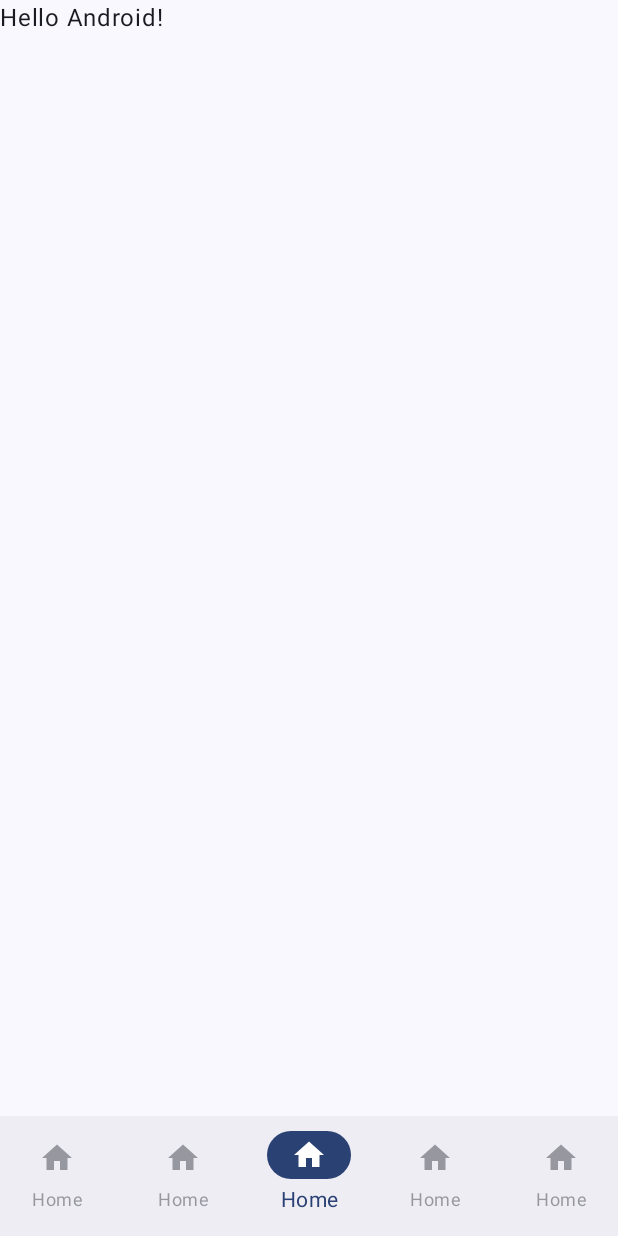
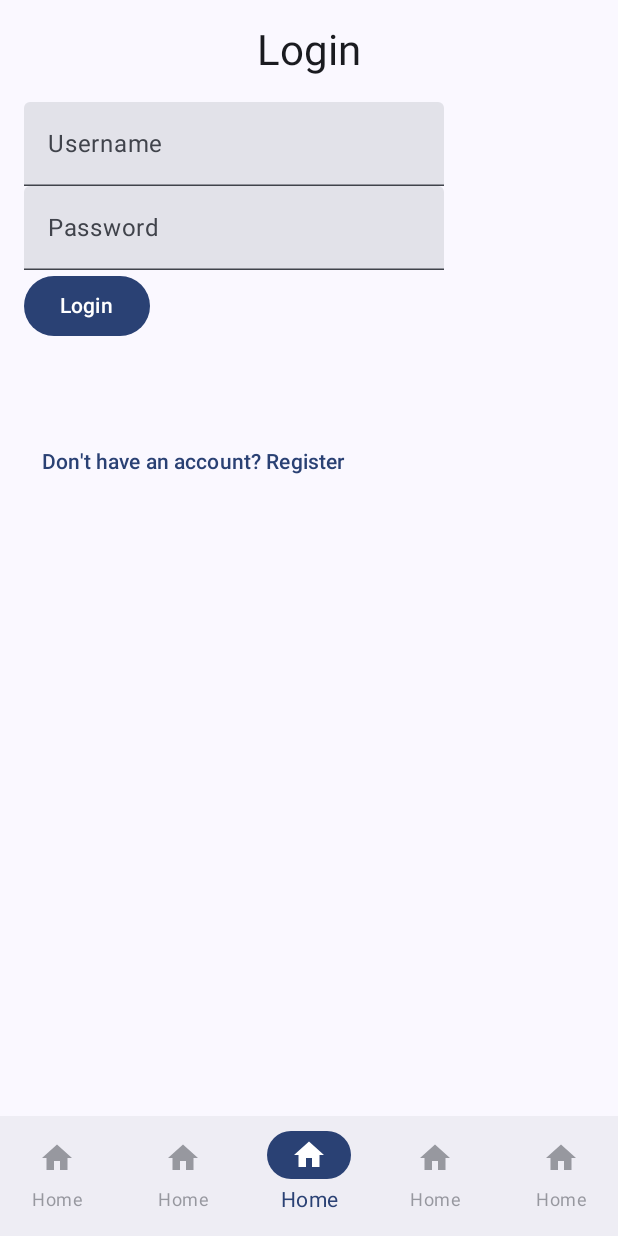
Before and after one commit to ST10019838/Team-Quaternary_OPSC7312, an Android app built with Jetpack Compose: the screen it shows after launch (MainActivity), on a phone screen of 412 x 824 dp. Run offline under Robolectric (Android 15) with nearby library versions, the phone set to English and light mode, and no system bars; our stand-ins replace Voyager; libraries missing offline, so code that uses them is left out: io.ktor.serialization; 1 statement that could not run was skipped.

Commit message:
v0.05
DB handlers set, Login and Register Services set

App unable to obtain API key due to 401 Unauthorized response.

```diff
--- a/bot-lobby-application/app/src/main/AndroidManifest.xml
+++ b/bot-lobby-application/app/src/main/AndroidManifest.xml
@@ -1,7 +1,7 @@
 <?xml version="1.0" encoding="utf-8"?>
 <manifest xmlns:android="http://schemas.android.com/apk/res/android"
     xmlns:tools="http://schemas.android.com/tools">
-
+    <uses-permission android:name="android.permission.INTERNET" />
     <application
         android:allowBackup="true"
         android:dataExtractionRules="@xml/data_extraction_rules"
--- /dev/null
+++ b/bot-lobby-application/app/src/main/java/com/example/bot_lobby/ApiClient.kt
@@ -0,0 +1,15 @@
+package com.example.bot_lobby
+
+import io.ktor.client.*
+import io.ktor.client.engine.cio.*
+import io.ktor.client.plugins.contentnegotiation.*
+import io.ktor.serialization.gson.*
+
+// Object to configure and provide a singleton HttpClient instance
+object ApiClient {
+    val client = HttpClient(CIO) {
+        install(ContentNegotiation) {
+            gson() // Use Gson for JSON serialization/deserialization
+        }
+    }
+}
--- a/bot-lobby-application/app/src/main/java/com/example/bot_lobby/MainActivity.kt
+++ b/bot-lobby-application/app/src/main/java/com/example/bot_lobby/MainActivity.kt
@@ -1,26 +1,21 @@
 package com.example.bot_lobby
 
 import android.os.Bundle
-import android.provider.ContactsContract.Profile
 import androidx.activity.ComponentActivity
 import androidx.activity.compose.setContent
 import androidx.activity.enableEdgeToEdge
-import androidx.compose.foundation.layout.RowScope
-import androidx.compose.foundation.layout.fillMaxSize
-import androidx.compose.foundation.layout.padding
-import androidx.compose.material3.Icon
-import androidx.compose.material3.MaterialTheme
-import androidx.compose.material3.NavigationBar
-import androidx.compose.material3.NavigationBarItem
-import androidx.compose.material3.NavigationBarItemDefaults
-import androidx.compose.material3.Scaffold
-import androidx.compose.material3.Text
-import androidx.compose.runtime.Composable
+import androidx.compose.foundation.layout.*
+import androidx.compose.foundation.text.KeyboardOptions
+import androidx.compose.material3.*
+import androidx.compose.runtime.*
 import androidx.compose.ui.Modifier
 import androidx.compose.ui.draw.alpha
+import androidx.compose.ui.text.input.KeyboardType
+import androidx.compose.ui.text.input.PasswordVisualTransformation
 import androidx.compose.ui.text.style.TextAlign
 import androidx.compose.ui.text.style.TextOverflow
 import androidx.compose.ui.tooling.preview.Preview
+import androidx.compose.ui.unit.dp
 import cafe.adriel.voyager.navigator.tab.LocalTabNavigator
 import cafe.adriel.voyager.navigator.tab.Tab
 import cafe.adriel.voyager.navigator.tab.TabNavigator
@@ -30,26 +25,25 @@ import com.example.bot_lobby.ui.pages.ProfileTab
 import com.example.bot_lobby.ui.pages.ScoutingTab
 import com.example.bot_lobby.ui.pages.TeamsTab
 import com.example.bot_lobby.ui.theme.BotLobbyTheme
+import kotlinx.coroutines.launch
 
 class MainActivity : ComponentActivity() {
+    private val client = ApiClient.client
+    private val loginService = LoginService(client)
+    private val registerService = RegisterService(client)
+
     override fun onCreate(savedInstanceState: Bundle?) {
         super.onCreate(savedInstanceState)
         enableEdgeToEdge()
         setContent {
             BotLobbyTheme {
-                Scaffold(modifier = Modifier.fillMaxSize()) { innerPadding ->
-                    Greeting(
-                        name = "Android",
-                        modifier = Modifier.padding(innerPadding)
-                    )
-                }
-
                 TabNavigator(HomeTab) {
                     Scaffold(
                         content = { innerPadding ->
-                            Greeting(
-                                name = "Android",
-                                modifier = Modifier.padding(innerPadding)
+                            AuthScreen(
+                                modifier = Modifier.padding(innerPadding),
+                                loginService = loginService,
+                                registerService = registerService
                             )
                         },
                         bottomBar = {
@@ -69,15 +63,96 @@ class MainActivity : ComponentActivity() {
 }
 
 @Composable
+fun AuthScreen(
+    modifier: Modifier = Modifier,
+    loginService: LoginService,
+    registerService: RegisterService
+) {
+    var username by remember { mutableStateOf("") }
+    var password by remember { mutableStateOf("") }
+    var firstName by remember { mutableStateOf("") }
+    var lastName by remember { mutableStateOf("") }
+    var age by remember { mutableStateOf("") }
+    var result by remember { mutableStateOf("") }
+    var isLoginMode by remember { mutableStateOf(true) }
+
+    val coroutineScope = rememberCoroutineScope()
+
+    Column(
+        modifier = modifier
+            .padding(16.dp)
+            .fillMaxSize()
+    ) {
+        Text(
+            text = if (isLoginMode) "Login" else "Register",
+            style = MaterialTheme.typography.headlineMedium,
+            textAlign = TextAlign.Center,
+            modifier = Modifier.fillMaxWidth().padding(bottom = 16.dp)
+        )
+
+        TextField(
+            value = username,
+            onValueChange = { username = it },
+            label = { Text("Username") }
+        )
+
+        TextField(
+            value = password,
+            onValueChange = { password = it },
+            label = { Text("Password") },
+            visualTransformation = PasswordVisualTransformation()
+        )
+
+        if (!isLoginMode) {
+            TextField(
+                value = firstName,
+                onValueChange = { firstName = it },
+                label = { Text("First Name") }
+            )
+
+            TextField(
+                value = lastName,
+                onValueChange = { lastName = it },
+                label = { Text("Last Name") }
+            )
+
+            TextField(
+                value = age,
+                onValueChange = { age = it },
+                label = { Text("Age") },
+                keyboardOptions = KeyboardOptions(keyboardType = KeyboardType.Number)
+            )
+        }
+
+        Button(onClick = {
+            coroutineScope.launch {
+                result = if (isLoginMode) {
+                    loginService.login(username, password)
+                } else {
+                    val ageInt = age.toIntOrNull() ?: 0
+                    registerService.register(username, password, firstName, lastName, ageInt)
+                }
+            }
+        }) {
+            Text(text = if (isLoginMode) "Login" else "Register")
+        }
+
+        Spacer(modifier = Modifier.height(16.dp))
+
+        Text(text = result)
+
+        Spacer(modifier = Modifier.height(16.dp))
+
+        TextButton(onClick = { isLoginMode = !isLoginMode }) {
+            Text(text = if (isLoginMode) "Don't have an account? Register" else "Already have an account? Login")
+        }
+    }
+}
+
+@Composable
 private fun RowScope.TabNavigationItem(tab: Tab) {
     val tabNavigator = LocalTabNavigator.current
     val isSelected = tabNavigator.current == tab
-
-//    BottomNavigationItem(
-//        selected = tabNavigator.current == tab,
-//        onClick = { tabNavigator.current = tab },
-//        icon = { Icon(painter = tab.icon, contentDescription = tab.title) }
-//    )
 
     NavigationBarItem(
         selected = isSelected,
@@ -105,8 +180,6 @@ private fun RowScope.TabNavigationItem(tab: Tab) {
             selectedTextColor = MaterialTheme.colorScheme.primary
         )
     )
-
-
 }
 
 @Composable
--- a/bot-lobby-application/gradle/libs.versions.toml
+++ b/bot-lobby-application/gradle/libs.versions.toml
@@ -1,5 +1,5 @@
 [versions]
-agp = "8.6.0"
+agp = "8.6.1"
 converterGson = "2.9.0"
 kotlin = "1.9.0"
 coreKtx = "1.13.1"
```
Also changed, not shown: bot-lobby-application/app/build.gradle.kts (+18 -30 lines), bot-lobby-application/app/src/main/java/com/example/bot_lobby/LoginService.kt (added, +45 -0 lines), bot-lobby-application/app/src/main/java/com/example/bot_lobby/RegisterService.kt (added, +49 -0 lines).
